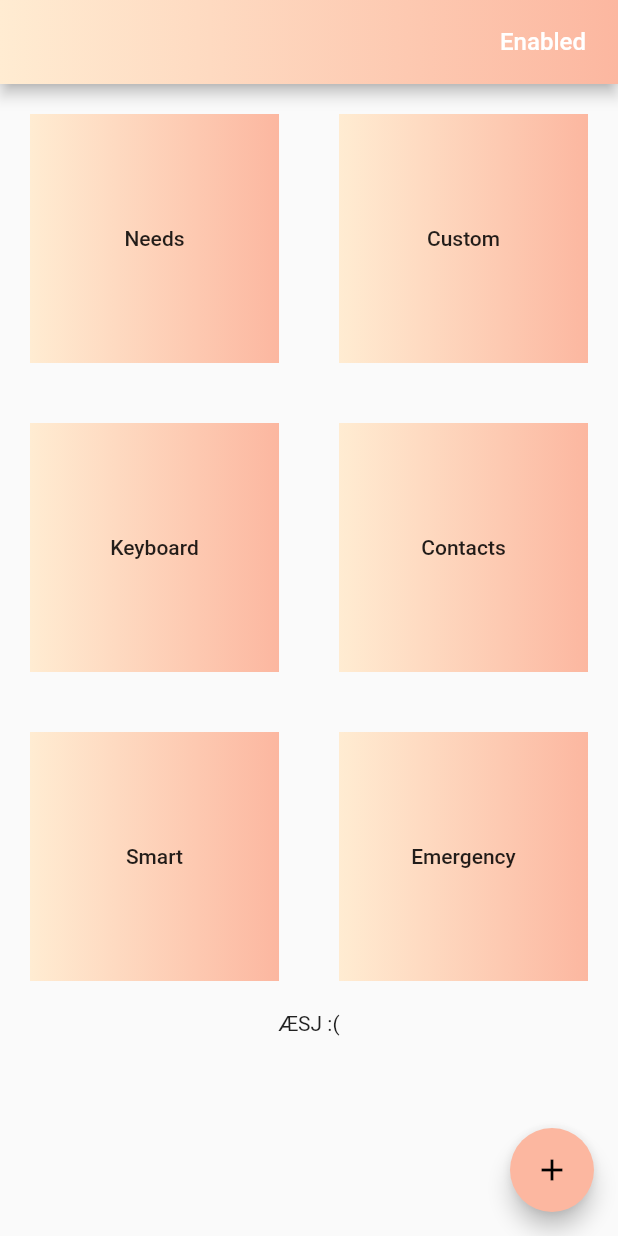
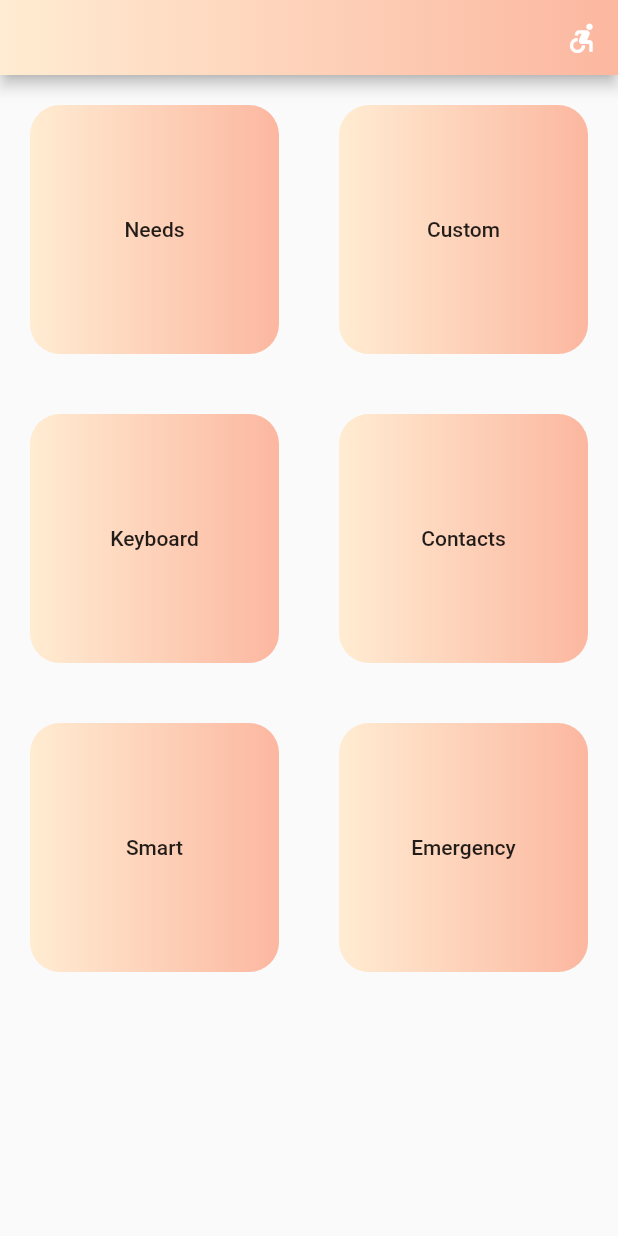
Before and after one commit to andesob/Enabled-app, a Flutter app: the screen it shows after launch, on a phone screen of 412 x 824 dp. Run offline on Flutter 3.47's test engine with Material 2 defaults, Android fonts, the phone set to English and light mode, and no system bars; our stand-ins replace gradient_app_bar.

Commit message:
Made homepage grid responsive

```diff
--- a/lib/main.dart
+++ b/lib/main.dart
@@ -49,19 +49,7 @@ class MyHomePage extends StatefulWidget {
 }
 
 class _MyHomePageState extends State<MyHomePage> {
-  int _counter = 0;
   bool sunde = false;
-
-  void _incrementCounter() {
-    setState(() {
-      // This call to setState tells the Flutter framework that something has
-      // changed in this State, which causes it to rerun the build method below
-      // so that the display can reflect the updated values. If we changed
-      // _counter without calling setState(), then the build method would not be
-      // called again, and so nothing would appear to happen.
-      _counter++;
-    });
-  }
 
   void _changeText() {
     setState(() {
@@ -74,12 +62,8 @@ class _MyHomePageState extends State<MyHomePage> {
   Widget build(BuildContext context) {
     const Color lightPeach = Color(0xffffecd2);
     const Color darkPeach = Color(0xfffcb7a0);
-    // This method is rerun every time setState is called, for instance as done
-    // by the _incrementCounter method above.
-    //
-    // The Flutter framework has been optimized to make rerunning build methods
-    // fast, so that you can just rebuild anything that needs updating rather
-    // than having to individually change instances of widgets.
+    var isPortrait = MediaQuery.of(context).orientation == Orientation.portrait;
+
     return Container(
       decoration: new BoxDecoration(
           gradient: new LinearGradient(
@@ -88,29 +72,29 @@ class _MyHomePageState extends State<MyHomePage> {
               stops: [0.0, 1.0],
               colors: [lightPeach, darkPeach])),
       child: Scaffold(
-        appBar: GradientAppBar(
+        appBar: PreferredSize(
+          preferredSize: Size.fromHeight(isPortrait ? 50 : 30),
+          child: GradientAppBar(
             // Here we take the value from the MyHomePage object that was created by
             // the App.build method, and use it to set our appbar title.
             gradient: LinearGradient(colors: [lightPeach, darkPeach]),
             actions: <Widget>[
-            IconButton(
-                icon: Text(
-                  "Enabled",
-                  style: TextStyle(fontSize: 16, fontWeight: FontWeight.w500),
-                ),
-                iconSize: 100.0,
+              Material(
+                type: MaterialType.transparency,
+                child: IconButton(
+                    icon: Icon(Icons.accessible_forward),
+                    highlightColor: Color(0xFFFFFF),
                     padding: EdgeInsets.zero,
                     onPressed: () {
                       _changeText();
-                })
+                    }),
+              )
             ],
           ),
-        body: Column(
-            mainAxisAlignment: MainAxisAlignment.start,
-            children: <Widget>[
-              GridView.count(
+        ),
+        body: GridView.count(
             shrinkWrap: true,
-                  crossAxisCount: 2,
+            crossAxisCount: isPortrait ? 2 : 3,
             children: <Widget>[
               MainPageButton("Needs"),
               MainPageButton("Custom"),
@@ -119,13 +103,6 @@ class _MyHomePageState extends State<MyHomePage> {
               MainPageButton("Smart"),
               MainPageButton("Emergency"),
             ]),
-              Text((sunde) ? "HEI SUNDE" : "ÆSJ :(")
-            ]),
-        floatingActionButton: FloatingActionButton(
-          onPressed: _incrementCounter,
-          tooltip: 'Increment',
-          child: Icon(Icons.add),
-        ), // This trailing comma makes auto-formatting nicer for build methods.
       ),
     );
   }
--- a/lib/mainPageButton.dart
+++ b/lib/mainPageButton.dart
@@ -1,9 +1,9 @@
 import 'package:flutter/material.dart';
 
-class MainPageButton extends StatelessWidget{
+class MainPageButton extends StatelessWidget {
   String text;
 
-  MainPageButton(String text){
+  MainPageButton(String text) {
     this.text = text;
   }
 
@@ -12,12 +12,10 @@ class MainPageButton extends StatelessWidget{
     const Color lightPeach = Color(0xffffecd2);
     const Color darkPeach = Color(0xfffcb7a0);
 
-
     return Container(
       margin: EdgeInsets.all(20),
-      width: 100,
-      height: 100,
       decoration: new BoxDecoration(
+        borderRadius: BorderRadius.all(Radius.circular(20)),
         gradient: new LinearGradient(
           colors: [lightPeach, darkPeach],
           begin: FractionalOffset.centerLeft,
@@ -30,5 +28,4 @@ class MainPageButton extends StatelessWidget{
       ),
     );
   }
-
 }
```
Also changed, not shown: 1 other file. Lines whose indentation alone changed are shown as unchanged.
